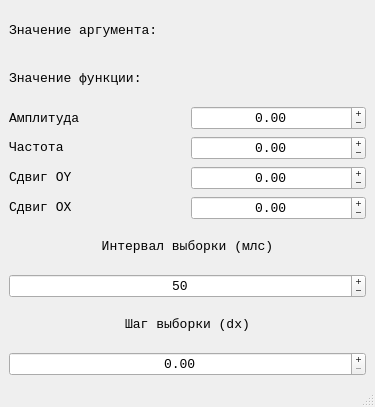
Qt form QtEmulator/mainwindow.ui (atribolt/QT_HomeWork) before a commit.
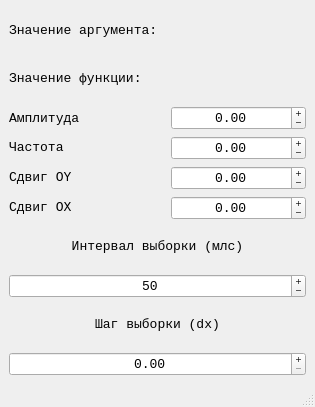
The same form after that commit.

```diff
--- a/QtEmulator/mainwindow.ui
+++ b/QtEmulator/mainwindow.ui
@@ -6,7 +6,7 @@
    <rect>
     <x>0</x>
     <y>0</y>
-    <width>375</width>
+    <width>315</width>
     <height>407</height>
    </rect>
   </property>
```
Left out of the diff: 4 changed lines with no effect on the pictures.
